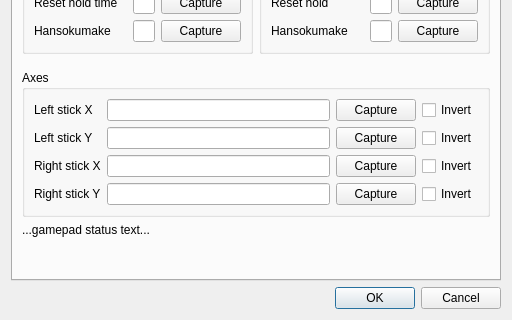
Qt form base/SettingsDlg.ui (fmuecke/Ipponboard) before a commit; both pictures show x 0 to 512 and y 246 to 566 of the 512 by 566 pixel window.
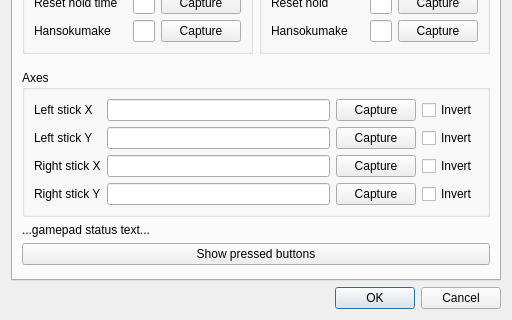
The same form after that commit. The open tabs and pages were chosen to show the change. Icons and pictures are not drawn. Custom widgets are drawn as their Qt base class.

The edit to the form file:
```diff
--- a/base/SettingsDlg.ui
+++ b/base/SettingsDlg.ui
@@ -1112,6 +1112,16 @@
                   </property>
                 </widget>
               </item>
+              <item>
+                <widget class="QPushButton" name="pushButton_test_raw_mapping">
+                  <property name="text">
+                    <string>Show pressed buttons</string>
+                  </property>
+                  <property name="checkable">
+                    <bool>true</bool>
+                  </property>
+                </widget>
+              </item>
               <item>
                 <spacer name="verticalSpacer_raw">
                   <property name="orientation">
```
